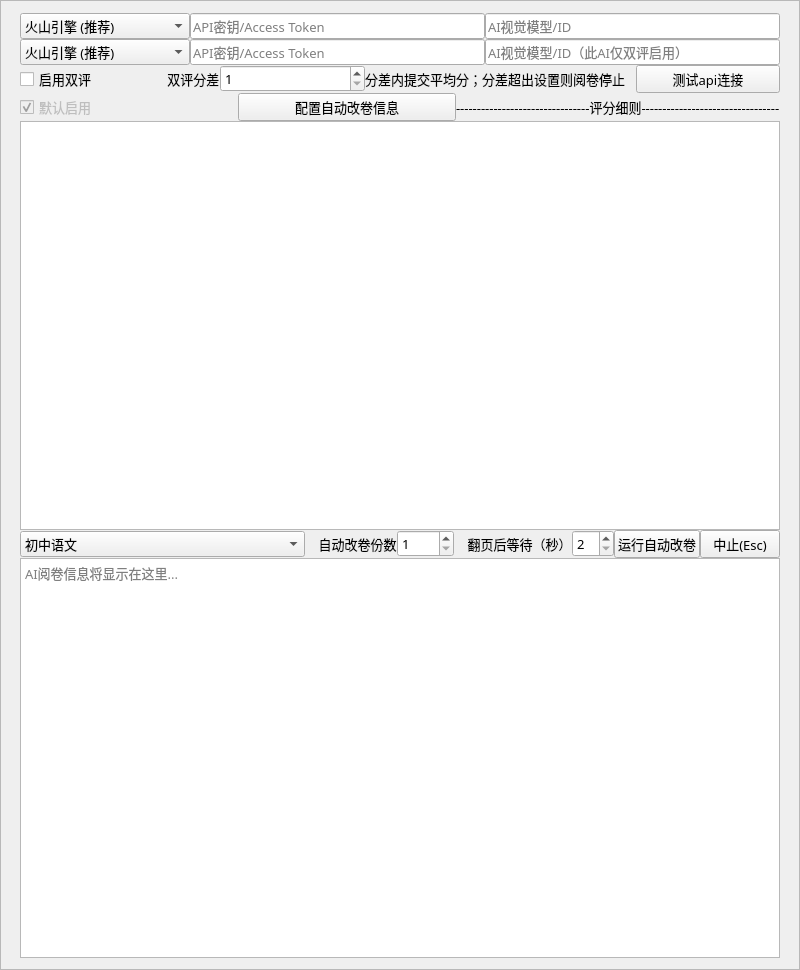
Before: the Qt Designer form setting/单题.ui in bangongshi107/AI-auto-grading-ocr-7, drawn with Qt 5.
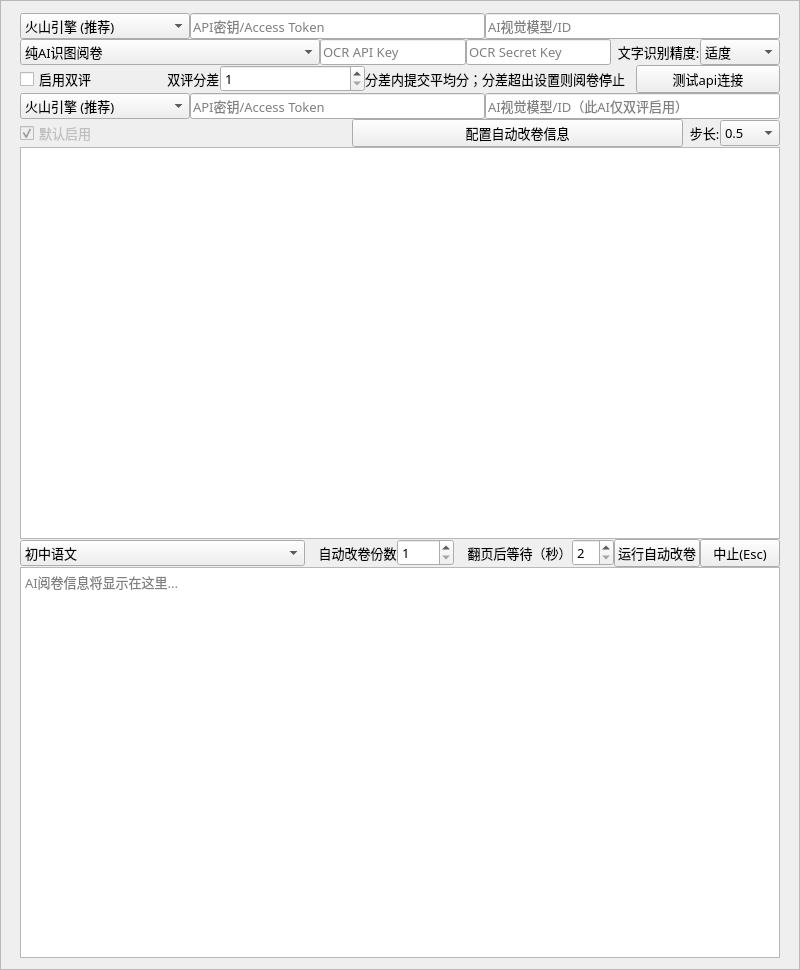
After: the same form once the commit is applied.

Patch:
```diff
--- a/setting/单题.ui
+++ b/setting/单题.ui
@@ -98,8 +98,8 @@
        </property>
        <property name="geometry">
         <rect>
-         <x>0</x>
-         <y>0</y>
+         <x>19</x>
+         <y>12</y>
          <width>760</width>
          <height>945</height>
         </rect>
@@ -250,7 +250,7 @@
          </layout>
         </item>
         <item>
-         <layout class="QHBoxLayout" name="horizontalLayout_4">
+         <layout class="QHBoxLayout" name="horizontalLayout_ocr">
           <property name="leftMargin">
            <number>0</number>
           </property>
@@ -264,7 +264,7 @@
            <number>0</number>
           </property>
           <item>
-           <widget class="QComboBox" name="second_api_url">
+           <widget class="QComboBox" name="ocr_mode">
             <property name="sizePolicy">
              <sizepolicy hsizetype="Expanding" vsizetype="Fixed">
               <horstretch>0</horstretch>
@@ -273,21 +273,16 @@
             </property>
             <property name="maximumSize">
              <size>
-              <width>170</width>
+              <width>300</width>
               <height>16777215</height>
              </size>
             </property>
             <property name="currentIndex">
              <number>0</number>
             </property>
-<item>
- <property name="text">
-  <string>火山引擎 (推荐)</string>
- </property>
-</item>
             <item>
              <property name="text">
-              <string>月之暗面</string>
+              <string>纯AI识图阅卷</string>
              </property>
             </item>
             <item>
@@ -333,7 +328,7 @@
            </widget>
           </item>
           <item>
-           <widget class="QLineEdit" name="second_api_key">
+           <widget class="QLineEdit" name="baidu_ocr_api_key">
             <property name="sizePolicy">
              <sizepolicy hsizetype="Preferred" vsizetype="Fixed">
               <horstretch>0</horstretch>
@@ -341,12 +336,12 @@
              </sizepolicy>
             </property>
             <property name="placeholderText">
-             <string>API密钥/Access Token</string>
+             <string>OCR API Key</string>
             </property>
            </widget>
           </item>
           <item>
-           <widget class="QLineEdit" name="second_modelID">
+           <widget class="QLineEdit" name="baidu_ocr_secret_key">
             <property name="sizePolicy">
              <sizepolicy hsizetype="Preferred" vsizetype="Fixed">
               <horstretch>0</horstretch>
@@ -354,10 +349,60 @@
              </sizepolicy>
             </property>
             <property name="placeholderText">
-             <string>AI视觉模型/ID（此AI仅双评启用）</string>
+             <string>OCR Secret Key</string>
             </property>
            </widget>
           </item>
+          <item>
+           <widget class="QLabel" name="label_ocr_quality">
+            <property name="sizePolicy">
+             <sizepolicy hsizetype="Fixed" vsizetype="Preferred">
+              <horstretch>0</horstretch>
+              <verstretch>0</verstretch>
+             </sizepolicy>
+            </property>
+            <property name="text">
+             <string>  文字识别精度:</string>
+            </property>
+           </widget>
+          </item>
+          <item>
+           <widget class="QComboBox" name="ocr_quality_level">
+            <property name="sizePolicy">
+             <sizepolicy hsizetype="Fixed" vsizetype="Fixed">
+              <horstretch>0</horstretch>
+              <verstretch>0</verstretch>
+             </sizepolicy>
+            </property>
+            <property name="minimumSize">
+             <size>
+              <width>80</width>
+              <height>0</height>
+             </size>
+            </property>
+            <property name="toolTip">
+             <string>控制OCR文字识别的严格程度（仅OCR模式有效）</string>
+            </property>
+            <property name="currentIndex">
+             <number>1</number>
+            </property>
+            <item>
+             <property name="text">
+              <string>宽松</string>
+             </property>
+            </item>
+            <item>
+             <property name="text">
+              <string>适度</string>
+             </property>
+            </item>
+            <item>
+             <property name="text">
+              <string>严格</string>
+             </property>
+            </item>
+           </widget>
+          </item>
          </layout>
         </item>
         <item>
@@ -435,6 +480,112 @@
           </item>
          </layout>
         </item>
+        <item>
+         <layout class="QHBoxLayout" name="horizontalLayout_4">
+          <property name="leftMargin">
+           <number>0</number>
+          </property>
+          <property name="topMargin">
+           <number>0</number>
+          </property>
+          <property name="rightMargin">
+           <number>0</number>
+          </property>
+          <property name="bottomMargin">
+           <number>0</number>
+          </property>
+          <item>
+           <widget class="QComboBox" name="second_api_url">
+            <property name="sizePolicy">
+             <sizepolicy hsizetype="Expanding" vsizetype="Fixed">
+              <horstretch>0</horstretch>
+              <verstretch>0</verstretch>
+             </sizepolicy>
+            </property>
+            <property name="maximumSize">
+             <size>
+              <width>170</width>
+              <height>16777215</height>
+             </size>
+            </property>
+            <property name="currentIndex">
+             <number>0</number>
+            </property>
+            <item>
+             <property name="text">
+              <string>火山引擎 (推荐)</string>
+             </property>
+            </item>
+            <item>
+             <property name="text">
+              <string>月之暗面</string>
+             </property>
+            </item>
+            <item>
+             <property name="text">
+              <string>智谱清言</string>
+             </property>
+            </item>
+            <item>
+             <property name="text">
+              <string>阿里通义千问</string>
+             </property>
+            </item>
+            <item>
+             <property name="text">
+              <string>百度文心千帆</string>
+             </property>
+            </item>
+            <item>
+             <property name="text">
+              <string>腾讯混元</string>
+             </property>
+            </item>
+            <item>
+             <property name="text">
+              <string>OpenRouter</string>
+             </property>
+            </item>
+            <item>
+             <property name="text">
+              <string>OpenAI</string>
+             </property>
+            </item>
+            <item>
+             <property name="text">
+              <string>Google Gemini</string>
+             </property>
+            </item>
+           </widget>
+          </item>
+          <item>
+           <widget class="QLineEdit" name="second_api_key">
+            <property name="sizePolicy">
+             <sizepolicy hsizetype="Preferred" vsizetype="Fixed">
+              <horstretch>0</horstretch>
+              <verstretch>0</verstretch>
+             </sizepolicy>
+            </property>
+            <property name="placeholderText">
+             <string>API密钥/Access Token</string>
+            </property>
+           </widget>
+          </item>
+          <item>
+           <widget class="QLineEdit" name="second_modelID">
+            <property name="sizePolicy">
+             <sizepolicy hsizetype="Preferred" vsizetype="Fixed">
+              <horstretch>0</horstretch>
+              <verstretch>0</verstretch>
+             </sizepolicy>
+            </property>
+            <property name="placeholderText">
+             <string>AI视觉模型/ID（此AI仅双评启用）</string>
+            </property>
+           </widget>
+          </item>
+         </layout>
+        </item>
         <item>
          <layout class="QHBoxLayout" name="horizontalLayout_title1">
           <property name="leftMargin">
@@ -475,16 +626,48 @@
           <item>
            <widget class="QLabel" name="label_3">
             <property name="sizePolicy">
-             <sizepolicy hsizetype="Preferred" vsizetype="Preferred">
+             <sizepolicy hsizetype="Fixed" vsizetype="Preferred">
               <horstretch>0</horstretch>
-              <verstretch>5</verstretch>
+              <verstretch>0</verstretch>
              </sizepolicy>
             </property>
             <property name="text">
-             <string>--------------------------------评分细则---------------------------------</string>
+             <string>  步长:</string>
             </property>
            </widget>
           </item>
+          <item>
+           <widget class="QComboBox" name="score_rounding_step">
+            <property name="sizePolicy">
+             <sizepolicy hsizetype="Fixed" vsizetype="Fixed">
+              <horstretch>0</horstretch>
+              <verstretch>0</verstretch>
+             </sizepolicy>
+            </property>
+            <property name="minimumSize">
+             <size>
+              <width>60</width>
+              <height>0</height>
+             </size>
+            </property>
+            <property name="toolTip">
+             <string>控制最终提交分数的精度（支持0.5或1.0步长，例如7.3按0.5步长=7.5）</string>
+            </property>
+            <property name="currentIndex">
+             <number>0</number>
+            </property>
+            <item>
+             <property name="text">
+              <string>0.5</string>
+             </property>
+            </item>
+            <item>
+             <property name="text">
+              <string>1</string>
+             </property>
+            </item>
+           </widget>
+          </item>
          </layout>
         </item>
         <item>
```
Left out of the diff: 62 changed lines with no effect on the pictures.
